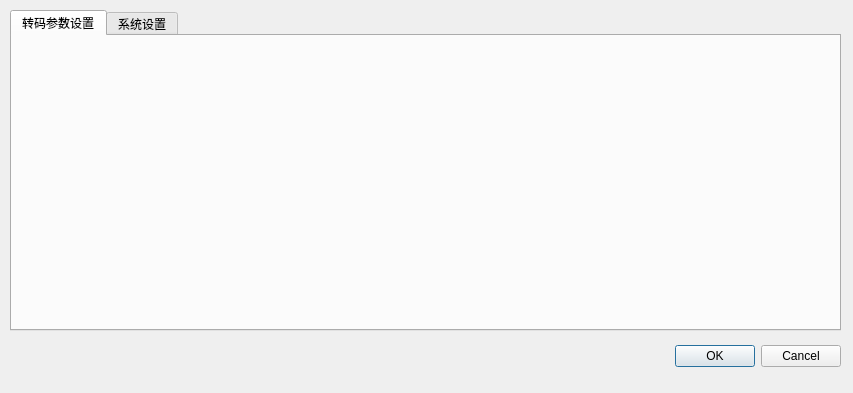
First picture: the form in settingdialog.ui, repository orz-ai/transcoder, before the edit.
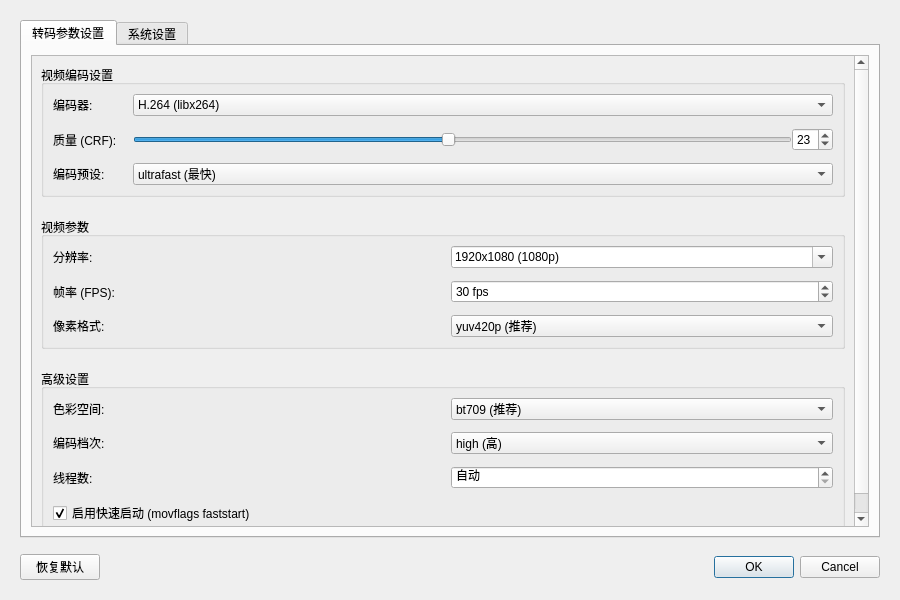
Second picture: the form after the edit. The open tabs and pages were chosen to show the change.

```diff
--- a/settingdialog.ui
+++ b/settingdialog.ui
@@ -6,52 +6,715 @@
    <rect>
     <x>0</x>
     <y>0</y>
-    <width>853</width>
-    <height>393</height>
+    <width>900</width>
+    <height>600</height>
    </rect>
   </property>
+  <property name="minimumSize">
+   <size>
+    <width>900</width>
+    <height>600</height>
+   </size>
+  </property>
   <property name="windowTitle">
    <string>Dialog</string>
   </property>
-  <widget class="QDialogButtonBox" name="buttonBox">
-   <property name="geometry">
-    <rect>
-     <x>500</x>
-     <y>340</y>
-     <width>341</width>
-     <height>32</height>
-    </rect>
+  <layout class="QVBoxLayout" name="mainLayout">
+   <property name="spacing">
+    <number>16</number>
    </property>
-   <property name="orientation">
-    <enum>Qt::Horizontal</enum>
+   <property name="leftMargin">
+    <number>20</number>
    </property>
-   <property name="standardButtons">
-    <set>QDialogButtonBox::Cancel|QDialogButtonBox::Ok</set>
+   <property name="topMargin">
+    <number>20</number>
    </property>
-  </widget>
-  <widget class="QTabWidget" name="tabWidget">
-   <property name="geometry">
-    <rect>
-     <x>10</x>
-     <y>10</y>
-     <width>831</width>
-     <height>321</height>
-    </rect>
+   <property name="rightMargin">
+    <number>20</number>
    </property>
-   <property name="currentIndex">
-    <number>1</number>
+   <property name="bottomMargin">
+    <number>20</number>
    </property>
-   <widget class="QWidget" name="transcodeSettingTab">
-    <attribute name="title">
-     <string>转码参数设置</string>
-    </attribute>
-   </widget>
-   <widget class="QWidget" name="systemSettingTab">
-    <attribute name="title">
-     <string>系统设置</string>
-    </attribute>
-   </widget>
-  </widget>
+   <item>
+    <widget class="QTabWidget" name="tabWidget">
+     <property name="enabled">
+      <bool>true</bool>
+     </property>
+     <property name="currentIndex">
+      <number>0</number>
+     </property>
+     <widget class="QWidget" name="transcodeSettingTab">
+      <attribute name="title">
+       <string>转码参数设置</string>
+      </attribute>
+      <layout class="QVBoxLayout" name="transcodeLayout">
+       <property name="spacing">
+        <number>16</number>
+       </property>
+       <item>
+        <widget class="QScrollArea" name="transcodeScrollArea">
+         <property name="widgetResizable">
+          <bool>true</bool>
+         </property>
+         <widget class="QWidget" name="transcodeScrollWidget">
+          <property name="geometry">
+           <rect>
+            <x>0</x>
+            <y>0</y>
+            <width>817</width>
+            <height>485</height>
+           </rect>
+          </property>
+          <layout class="QVBoxLayout" name="transcodeContentLayout">
+           <property name="spacing">
+            <number>20</number>
+           </property>
+           <item>
+            <widget class="QGroupBox" name="videoCodecGroup">
+             <property name="title">
+              <string>视频编码设置</string>
+             </property>
+             <layout class="QGridLayout" name="videoCodecLayout">
+              <property name="horizontalSpacing">
+               <number>16</number>
+              </property>
+              <property name="verticalSpacing">
+               <number>12</number>
+              </property>
+              <item row="0" column="0">
+               <widget class="QLabel" name="codecLabel">
+                <property name="text">
+                 <string>编码器:</string>
+                </property>
+               </widget>
+              </item>
+              <item row="0" column="1">
+               <widget class="QComboBox" name="codecComboBox">
+                <item>
+                 <property name="text">
+                  <string>H.264 (libx264)</string>
+                 </property>
+                </item>
+                <item>
+                 <property name="text">
+                  <string>H.265 (libx265)</string>
+                 </property>
+                </item>
+                <item>
+                 <property name="text">
+                  <string>AV1 (libaom-av1)</string>
+                 </property>
+                </item>
+               </widget>
+              </item>
+              <item row="1" column="0">
+               <widget class="QLabel" name="crfLabel">
+                <property name="text">
+                 <string>质量 (CRF):</string>
+                </property>
+               </widget>
+              </item>
+              <item row="1" column="1">
+               <layout class="QHBoxLayout" name="crfLayout">
+                <item>
+                 <widget class="QSlider" name="crfSlider">
+                  <property name="minimum">
+                   <number>12</number>
+                  </property>
+                  <property name="maximum">
+                   <number>35</number>
+                  </property>
+                  <property name="value">
+                   <number>23</number>
+                  </property>
+                  <property name="orientation">
+                   <enum>Qt::Horizontal</enum>
+                  </property>
+                 </widget>
+                </item>
+                <item>
+                 <widget class="QSpinBox" name="crfSpinBox">
+                  <property name="minimum">
+                   <number>12</number>
+                  </property>
+                  <property name="maximum">
+                   <number>35</number>
+                  </property>
+                  <property name="value">
+                   <number>23</number>
+                  </property>
+                 </widget>
+                </item>
+               </layout>
+              </item>
+              <item row="2" column="0">
+               <widget class="QLabel" name="presetLabel">
+                <property name="text">
+                 <string>编码预设:</string>
+                </property>
+               </widget>
+              </item>
+              <item row="2" column="1">
+               <widget class="QComboBox" name="presetComboBox">
+                <item>
+                 <property name="text">
+                  <string>ultrafast (最快)</string>
+                 </property>
+                </item>
+                <item>
+                 <property name="text">
+                  <string>superfast</string>
+                 </property>
+                </item>
+                <item>
+                 <property name="text">
+                  <string>veryfast</string>
+                 </property>
+                </item>
+                <item>
+                 <property name="text">
+                  <string>faster</string>
+                 </property>
+                </item>
+                <item>
+                 <property name="text">
+                  <string>fast</string>
+                 </property>
+                </item>
+                <item>
+                 <property name="text">
+                  <string>medium (推荐)</string>
+                 </property>
+                </item>
+                <item>
+                 <property name="text">
+                  <string>slow</string>
+                 </property>
+                </item>
+                <item>
+                 <property name="text">
+                  <string>slower</string>
+                 </property>
+                </item>
+                <item>
+                 <property name="text">
+                  <string>veryslow (最慢)</string>
+                 </property>
+                </item>
+               </widget>
+              </item>
+             </layout>
+            </widget>
+           </item>
+           <item>
+            <widget class="QGroupBox" name="videoParamsGroup">
+             <property name="title">
+              <string>视频参数</string>
+             </property>
+             <layout class="QGridLayout" name="videoParamsLayout">
+              <property name="horizontalSpacing">
+               <number>16</number>
+              </property>
+              <property name="verticalSpacing">
+               <number>12</number>
+              </property>
+              <item row="0" column="0">
+               <widget class="QLabel" name="resolutionLabel">
+                <property name="text">
+                 <string>分辨率:</string>
+                </property>
+               </widget>
+              </item>
+              <item row="0" column="1">
+               <widget class="QComboBox" name="resolutionComboBox">
+                <property name="editable">
+                 <bool>true</bool>
+                </property>
+                <item>
+                 <property name="text">
+                  <string>1920x1080 (1080p)</string>
+                 </property>
+                </item>
+                <item>
+                 <property name="text">
+                  <string>1280x720 (720p)</string>
+                 </property>
+                </item>
+                <item>
+                 <property name="text">
+                  <string>720x1280 (竖屏720p)</string>
+                 </property>
+                </item>
+                <item>
+                 <property name="text">
+                  <string>1080x1920 (竖屏1080p)</string>
+                 </property>
+                </item>
+                <item>
+                 <property name="text">
+                  <string>原始尺寸</string>
+                 </property>
+                </item>
+               </widget>
+              </item>
+              <item row="1" column="0">
+               <widget class="QLabel" name="framerateLabel">
+                <property name="text">
+                 <string>帧率 (FPS):</string>
+                </property>
+               </widget>
+              </item>
+              <item row="1" column="1">
+               <widget class="QSpinBox" name="framerateSpinBox">
+                <property name="suffix">
+                 <string> fps</string>
+                </property>
+                <property name="minimum">
+                 <number>1</number>
+                </property>
+                <property name="maximum">
+                 <number>120</number>
+                </property>
+                <property name="value">
+                 <number>30</number>
+                </property>
+               </widget>
+              </item>
+              <item row="2" column="0">
+               <widget class="QLabel" name="pixelFormatLabel">
+                <property name="text">
+                 <string>像素格式:</string>
+                </property>
+               </widget>
+              </item>
+              <item row="2" column="1">
+               <widget class="QComboBox" name="pixelFormatComboBox">
+                <item>
+                 <property name="text">
+                  <string>yuv420p (推荐)</string>
+                 </property>
+                </item>
+                <item>
+                 <property name="text">
+                  <string>yuv444p</string>
+                 </property>
+                </item>
+                <item>
+                 <property name="text">
+                  <string>yuv422p</string>
+                 </property>
+                </item>
+               </widget>
+              </item>
+             </layout>
+            </widget>
+           </item>
+           <item>
+            <widget class="QGroupBox" name="advancedGroup">
+             <property name="title">
+              <string>高级设置</string>
+             </property>
+             <layout class="QGridLayout" name="advancedLayout">
+              <property name="horizontalSpacing">
+               <number>16</number>
+              </property>
+              <property name="verticalSpacing">
+               <number>12</number>
+              </property>
+              <item row="0" column="0">
+               <widget class="QLabel" name="colorspaceLabel">
+                <property name="text">
+                 <string>色彩空间:</string>
+                </property>
+               </widget>
+              </item>
+              <item row="0" column="1">
+               <widget class="QComboBox" name="colorspaceComboBox">
+                <item>
+                 <property name="text">
+                  <string>bt709 (推荐)</string>
+                 </property>
+                </item>
+                <item>
+                 <property name="text">
+                  <string>bt601</string>
+                 </property>
+                </item>
+                <item>
+                 <property name="text">
+                  <string>bt2020</string>
+                 </property>
+                </item>
+               </widget>
+              </item>
+              <item row="1" column="0">
+               <widget class="QLabel" name="profileLabel">
+                <property name="text">
+                 <string>编码档次:</string>
+                </property>
+               </widget>
+              </item>
+              <item row="1" column="1">
+               <widget class="QComboBox" name="profileComboBox">
+                <item>
+                 <property name="text">
+                  <string>high (高)</string>
+                 </property>
+                </item>
+                <item>
+                 <property name="text">
+                  <string>main (主)</string>
+                 </property>
+                </item>
+                <item>
+                 <property name="text">
+                  <string>baseline (基线)</string>
+                 </property>
+                </item>
+               </widget>
+              </item>
+              <item row="2" column="0">
+               <widget class="QLabel" name="threadsLabel">
+                <property name="text">
+                 <string>线程数:</string>
+                </property>
+               </widget>
+              </item>
+              <item row="2" column="1">
+               <widget class="QSpinBox" name="threadsSpinBox">
+                <property name="specialValueText">
+                 <string>自动</string>
+                </property>
+                <property name="minimum">
+                 <number>0</number>
+                </property>
+                <property name="maximum">
+                 <number>32</number>
+                </property>
+                <property name="value">
+                 <number>0</number>
+                </property>
+               </widget>
+              </item>
+              <item row="3" column="0" colspan="2">
+               <widget class="QCheckBox" name="faststartCheckBox">
+                <property name="text">
+                 <string>启用快速启动 (movflags faststart)</string>
+                </property>
+                <property name="checked">
+                 <bool>true</bool>
+                </property>
+               </widget>
+              </item>
+             </layout>
+            </widget>
+           </item>
+           <item>
+            <spacer name="transcodeVerticalSpacer">
+             <property name="orientation">
+              <enum>Qt::Vertical</enum>
+             </property>
+             <property name="sizeHint" stdset="0">
+              <size>
+               <width>20</width>
+               <height>40</height>
+              </size>
+             </property>
+            </spacer>
+           </item>
+          </layout>
+         </widget>
+        </widget>
+       </item>
+      </layout>
+     </widget>
+     <widget class="QWidget" name="systemSettingTab">
+      <attribute name="title">
+       <string>系统设置</string>
+      </attribute>
+      <layout class="QVBoxLayout" name="systemLayout">
+       <property name="spacing">
+        <number>16</number>
+       </property>
+       <item>
+        <widget class="QScrollArea" name="systemScrollArea">
+         <property name="widgetResizable">
+          <bool>true</bool>
+         </property>
+         <widget class="QWidget" name="systemScrollWidget">
+          <property name="geometry">
+           <rect>
+            <x>0</x>
+            <y>0</y>
+            <width>834</width>
+            <height>470</height>
+           </rect>
+          </property>
+          <layout class="QVBoxLayout" name="systemContentLayout">
+           <property name="spacing">
+            <number>20</number>
+           </property>
+           <item>
+            <widget class="QGroupBox" name="uiGroup">
+             <property name="title">
+              <string>界面设置</string>
+             </property>
+             <layout class="QGridLayout" name="uiLayout">
+              <property name="horizontalSpacing">
+               <number>16</number>
+              </property>
+              <property name="verticalSpacing">
+               <number>12</number>
+              </property>
+              <item row="0" column="0">
+               <widget class="QLabel" name="themeLabel">
+                <property name="text">
+                 <string>界面主题:</string>
+                </property>
+               </widget>
+              </item>
+              <item row="0" column="1">
+               <widget class="QComboBox" name="themeComboBox">
+                <item>
+                 <property name="text">
+                  <string>现代浅色主题</string>
+                 </property>
+                </item>
+                <item>
+                 <property name="text">
+                  <string>深色主题</string>
+                 </property>
+                </item>
+               </widget>
+              </item>
+              <item row="1" column="0">
+               <widget class="QLabel" name="languageLabel">
+                <property name="text">
+                 <string>界面语言:</string>
+                </property>
+               </widget>
+              </item>
+              <item row="1" column="1">
+               <widget class="QComboBox" name="languageComboBox">
+                <item>
+                 <property name="text">
+                  <string>中文 (简体)</string>
+                 </property>
+                </item>
+                <item>
+                 <property name="text">
+                  <string>English</string>
+                 </property>
+                </item>
+               </widget>
+              </item>
+             </layout>
+            </widget>
+           </item>
+           <item>
+            <widget class="QGroupBox" name="pathGroup">
+             <property name="title">
+              <string>默认路径</string>
+             </property>
+             <layout class="QGridLayout" name="pathLayout">
+              <property name="horizontalSpacing">
+               <number>16</number>
+              </property>
+              <property name="verticalSpacing">
+               <number>12</number>
+              </property>
+              <item row="0" column="0">
+               <widget class="QLabel" name="defaultSourceLabel">
+                <property name="text">
+                 <string>默认源目录:</string>
+                </property>
+               </widget>
+              </item>
+              <item row="0" column="1">
+               <layout class="QHBoxLayout" name="sourcePathLayout">
+                <item>
+                 <widget class="QLineEdit" name="defaultSourceLineEdit">
+                  <property name="placeholderText">
+                   <string>选择默认的视频源目录</string>
+                  </property>
+                 </widget>
+                </item>
+                <item>
+                 <widget class="QPushButton" name="browseSourceButton">
+                  <property name="maximumSize">
+                   <size>
+                    <width>80</width>
+                    <height>16777215</height>
+                   </size>
+                  </property>
+                  <property name="text">
+                   <string>浏览</string>
+                  </property>
+                 </widget>
+                </item>
+               </layout>
+              </item>
+              <item row="1" column="0">
+               <widget class="QLabel" name="defaultTargetLabel">
+                <property name="text">
+                 <string>默认输出目录:</string>
+                </property>
+               </widget>
+              </item>
+              <item row="1" column="1">
+               <layout class="QHBoxLayout" name="targetPathLayout">
+                <item>
+                 <widget class="QLineEdit" name="defaultTargetLineEdit">
+                  <property name="placeholderText">
+                   <string>选择默认的输出目录</string>
+                  </property>
+                 </widget>
+                </item>
+                <item>
+                 <widget class="QPushButton" name="browseTargetButton">
+                  <property name="maximumSize">
+                   <size>
+                    <width>80</width>
+                    <height>16777215</height>
+                   </size>
+                  </property>
+                  <property name="text">
+                   <string>浏览</string>
+                  </property>
+                 </widget>
+                </item>
+               </layout>
+              </item>
+             </layout>
+            </widget>
+           </item>
+           <item>
+            <widget class="QGroupBox" name="taskGroup">
+             <property name="title">
+              <string>任务设置</string>
+             </property>
+             <layout class="QGridLayout" name="taskLayout">
+              <property name="horizontalSpacing">
+               <number>16</number>
+              </property>
+              <property name="verticalSpacing">
+               <number>12</number>
+              </property>
+              <item row="0" column="0">
+               <widget class="QLabel" name="maxJobsLabel">
+                <property name="text">
+                 <string>最大并发任务数:</string>
+                </property>
+               </widget>
+              </item>
+              <item row="0" column="1">
+               <widget class="QSpinBox" name="maxJobsSpinBox">
+                <property name="minimum">
+                 <number>1</number>
+                </property>
+                <property name="maximum">
+                 <number>8</number>
+                </property>
+                <property name="value">
+                 <number>2</number>
+                </property>
+               </widget>
+              </item>
+              <item row="1" column="0" colspan="2">
+               <widget class="QCheckBox" name="autoSaveProgressCheckBox">
+                <property name="text">
+                 <string>自动保存转码进度</string>
+                </property>
+                <property name="checked">
+                 <bool>true</bool>
+                </property>
+               </widget>
+              </item>
+              <item row="2" column="0" colspan="2">
+               <widget class="QCheckBox" name="showNotificationsCheckBox">
+                <property name="text">
+                 <string>显示系统通知</string>
+                </property>
+                <property name="checked">
+                 <bool>true</bool>
+                </property>
+               </widget>
+              </item>
+              <item row="3" column="0" colspan="2">
+               <widget class="QCheckBox" name="autoStartCheckBox">
+                <property name="text">
+                 <string>开机自动启动</string>
+                </property>
+                <property name="checked">
+                 <bool>false</bool>
+                </property>
+               </widget>
+              </item>
+             </layout>
+            </widget>
+           </item>
+           <item>
+            <spacer name="systemVerticalSpacer">
+             <property name="orientation">
+              <enum>Qt::Vertical</enum>
+             </property>
+             <property name="sizeHint" stdset="0">
+              <size>
+               <width>20</width>
+               <height>40</height>
+              </size>
+             </property>
+            </spacer>
+           </item>
+          </layout>
+         </widget>
+        </widget>
+       </item>
+      </layout>
+     </widget>
+    </widget>
+   </item>
+   <item>
+    <layout class="QHBoxLayout" name="buttonLayout">
+     <property name="spacing">
+      <number>12</number>
+     </property>
+     <item>
+      <widget class="QPushButton" name="resetButton">
+       <property name="maximumSize">
+        <size>
+         <width>100</width>
+         <height>16777215</height>
+        </size>
+       </property>
+       <property name="text">
+        <string>恢复默认</string>
+       </property>
+      </widget>
+     </item>
+     <item>
+      <spacer name="horizontalSpacer">
+       <property name="orientation">
+        <enum>Qt::Horizontal</enum>
+       </property>
+       <property name="sizeHint" stdset="0">
+        <size>
+         <width>40</width>
+         <height>20</height>
+        </size>
+       </property>
+      </spacer>
+     </item>
+     <item>
+      <widget class="QDialogButtonBox" name="buttonBox">
+       <property name="standardButtons">
+        <set>QDialogButtonBox::Cancel|QDialogButtonBox::Ok</set>
+       </property>
+      </widget>
+     </item>
+    </layout>
+   </item>
+  </layout>
  </widget>
  <resources/>
  <connections>
```
Left out of the diff: 34 changed lines with no effect on the pictures.
